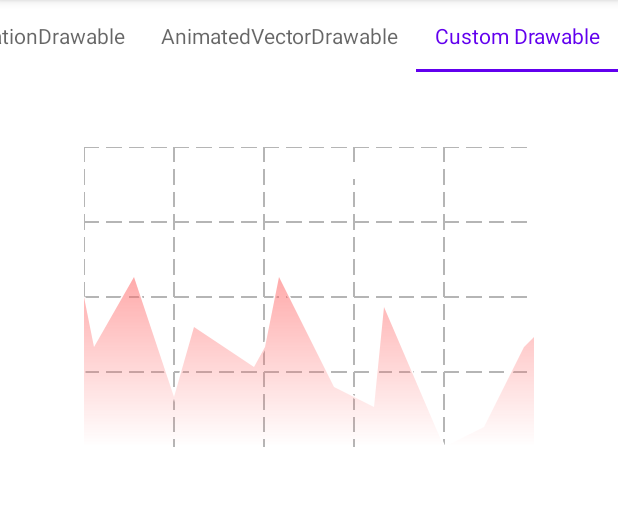
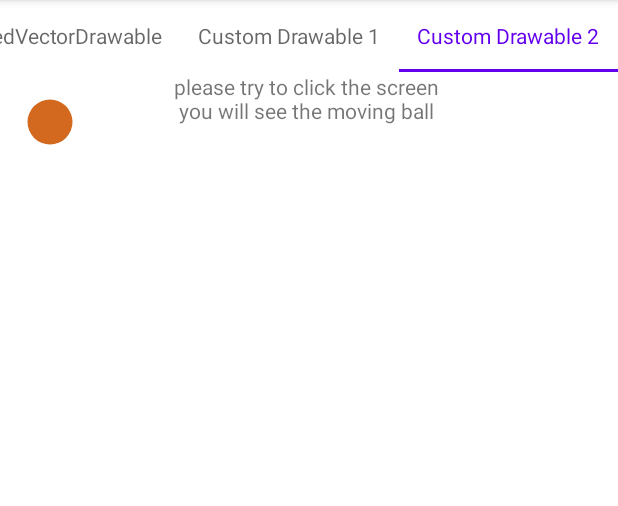
Before and after one commit to JereChen11/Drawable_Learning, an Android app: the screen it shows after launch (MainActivity), on a phone screen of 412 x 824 dp, the part 84-590 px from its top. Run offline under Robolectric (Android 15) with nearby library versions, the phone set to English and light mode, and no system bars.

Commit message:
add move ball

```diff
--- a/app/src/main/java/com/drawable/learning/MainActivity.kt
+++ b/app/src/main/java/com/drawable/learning/MainActivity.kt
@@ -5,6 +5,7 @@ import androidx.appcompat.app.AppCompatActivity
 import androidx.fragment.app.Fragment
 import androidx.fragment.app.FragmentActivity
 import androidx.viewpager2.adapter.FragmentStateAdapter
+import com.drawable.learning.custom.ball.MoveBallFragment
 import com.drawable.learning.custom.line_chart.LineChartFragment
 import com.drawable.learning.databinding.ActivityMainBinding
 import com.google.android.material.tabs.TabLayoutMediator
@@ -26,7 +27,8 @@ class MainActivity : AppCompatActivity() {
             getString(R.string.clip_drawable),
             getString(R.string.animation_drawable),
             getString(R.string.animated_vector_drawable),
-            getString(R.string.custom_drawable)
+            getString(R.string.custom_drawable_1),
+            getString(R.string.custom_drawable_2)
         )
     }
 
@@ -69,7 +71,8 @@ class MainActivity : AppCompatActivity() {
                     getString(R.string.clip_drawable) -> ClipDrawableFragment()
                     getString(R.string.animation_drawable) -> AnimationDrawableFragment()
                     getString(R.string.animated_vector_drawable) -> AnimatedVectorDrawableFragment()
-                    else -> LineChartFragment()
+                    getString(R.string.custom_drawable_1) -> LineChartFragment()
+                    else -> MoveBallFragment()
                 }
             }
 
--- /dev/null
+++ b/app/src/main/java/com/drawable/learning/custom/ball/BallDrawable.kt
@@ -0,0 +1,37 @@
+package com.drawable.learning.custom.ball
+
+import android.graphics.*
+import android.graphics.drawable.Drawable
+import com.drawable.learning.px
+
+class BallDrawable : Drawable() {
+    private val paint = Paint(Paint.ANTI_ALIAS_FLAG).apply {
+        style = Paint.Style.FILL
+        color = Color.parseColor("#D2691E")
+    }
+
+    override fun draw(canvas: Canvas) {
+        canvas.drawCircle(
+            bounds.width().toFloat() / 2,
+            bounds.height().toFloat() / 2,
+            15f.px,
+            paint
+        )
+    }
+
+    override fun setAlpha(alpha: Int) {
+        paint.alpha = alpha
+    }
+
+    override fun getOpacity(): Int {
+        return when (paint.alpha) {
+            0xff -> PixelFormat.OPAQUE
+            0x00 -> PixelFormat.TRANSPARENT
+            else -> PixelFormat.TRANSLUCENT
+        }
+    }
+
+    override fun setColorFilter(colorFilter: ColorFilter?) {
+        paint.colorFilter = colorFilter
+    }
+}
--- /dev/null
+++ b/app/src/main/java/com/drawable/learning/custom/ball/MoveBallFragment.kt
@@ -0,0 +1,15 @@
+package com.drawable.learning.custom.ball
+
+import com.drawable.learning.BaseFragment
+import com.drawable.learning.databinding.FragmentMoveBallBinding
+
+/**
+ * @author jere
+ */
+class MoveBallFragment : BaseFragment<FragmentMoveBallBinding>() {
+
+    override fun initView() {
+
+    }
+
+}
--- /dev/null
+++ b/app/src/main/java/com/drawable/learning/custom/ball/SiteFrameLayout.kt
@@ -0,0 +1,102 @@
+package com.drawable.learning.custom.ball
+
+import android.animation.ObjectAnimator
+import android.content.Context
+import android.graphics.Canvas
+import android.graphics.Color
+import android.graphics.Paint
+import android.graphics.Path
+import android.util.AttributeSet
+import android.view.MotionEvent
+import android.view.animation.AccelerateDecelerateInterpolator
+import android.widget.FrameLayout
+import android.widget.ImageView
+import com.drawable.learning.px
+
+class SiteFrameLayout(context: Context, attributeSet: AttributeSet?, defStyleAttr: Int) :
+    FrameLayout(context, attributeSet, defStyleAttr) {
+
+    constructor(context: Context) : this(context, null, 0)
+    constructor(context: Context, attributeSet: AttributeSet?) : this(context, attributeSet, 0)
+
+    private lateinit var ballContainerIv: ImageView
+    private val ballDrawable = BallDrawable()
+
+    private var rippleAlpha = 0
+    private var rippleRadius = 10f
+
+    private var touchEventX = 0f
+    private var touchEventY = 0f
+    private var lastTouchEventX = 0f
+    private var lastTouchEventY = 0f
+
+    private val ripplePaint = Paint(Paint.ANTI_ALIAS_FLAG).apply {
+        isDither = true
+        color = Color.RED
+        style = Paint.Style.STROKE
+        strokeWidth = 2f.px
+        alpha = rippleAlpha
+    }
+
+    init {
+        initView(context, attributeSet)
+    }
+
+    private fun initView(context: Context, attributeSet: AttributeSet?) {
+
+        ballContainerIv = ImageView(context).apply {
+            layoutParams = LayoutParams(100, 100)
+            setImageDrawable(ballDrawable)
+            //setBackgroundColor(Color.BLUE)
+        }
+
+        addView(ballContainerIv)
+        setWillNotDraw(false)
+    }
+
+    override fun onTouchEvent(event: MotionEvent?): Boolean {
+        lastTouchEventX = touchEventX
+        lastTouchEventY = touchEventY
+
+        event?.let {
+            touchEventX = it.x
+            touchEventY = it.y
+        }
+
+        ObjectAnimator.ofFloat(this, "rippleValue", 0f, 1f).apply {
+            duration = 1000
+            start()
+        }
+
+        val path = Path().apply {
+            moveTo(lastTouchEventX, lastTouchEventY)
+            quadTo(
+                lastTouchEventX,
+                lastTouchEventY,
+                touchEventX,
+                touchEventY
+            )
+        }
+
+        ObjectAnimator.ofFloat(ballContainerIv, "x", "y", path).apply {
+            duration = 1000
+            interpolator = AccelerateDecelerateInterpolator()
+            start()
+        }
+
+        return super.onTouchEvent(event)
+    }
+
+    fun setRippleValue(currentValue: Float) {
+        rippleRadius = currentValue * 30f.px
+        rippleAlpha = ((1 - currentValue) * 255).toInt()
+        invalidate()
+    }
+
+    override fun onDraw(canvas: Canvas?) {
+        super.onDraw(canvas)
+        ripplePaint.alpha = rippleAlpha
+        //draw ripple for click event
+        canvas?.drawCircle(touchEventX, touchEventY, rippleRadius, ripplePaint)
+    }
+}
--- /dev/null
+++ b/app/src/main/res/layout/fragment_move_ball.xml
@@ -0,0 +1,21 @@
+<?xml version="1.0" encoding="utf-8"?>
+<androidx.constraintlayout.widget.ConstraintLayout xmlns:android="http://schemas.android.com/apk/res/android"
+    xmlns:app="http://schemas.android.com/apk/res-auto"
+    xmlns:tools="http://schemas.android.com/tools"
+    android:layout_width="match_parent"
+    android:layout_height="match_parent"
+    tools:context=".custom.ball.MoveBallFragment">
+
+    <com.drawable.learning.custom.ball.SiteFrameLayout
+        android:layout_width="match_parent"
+        android:layout_height="match_parent" />
+
+    <TextView
+        android:layout_width="wrap_content"
+        android:layout_height="wrap_content"
+        android:text="@string/try_click_screen"
+        app:layout_constraintEnd_toEndOf="parent"
+        app:layout_constraintStart_toStartOf="parent"
+        app:layout_constraintTop_toTopOf="parent" />
+
+</androidx.constraintlayout.widget.ConstraintLayout>
--- a/app/src/main/res/values/strings.xml
+++ b/app/src/main/res/values/strings.xml
@@ -15,8 +15,11 @@
     <string name="animation_drawable">AnimationDrawable</string>
     <string name="inset_drawable">InsetDrawable</string>
     <string name="clip_drawable">ClipDrawable</string>
-    <string name="custom_drawable">Custom Drawable</string>
+    <string name="custom_drawable_1">Custom Drawable 1</string>
+    <string name="custom_drawable_2">Custom Drawable 2</string>
     <string name="line_chart">Line Chart</string>
+
+    <string name="try_click_screen">please try to click the screen \n you will see the moving ball</string>
 
     <string name="click_the_image">Click the image to see the effect</string>
 
```
Also changed, not shown: app/src/main/java/com/drawable/learning/custom/MyChartView.kt (deleted, +0 -23 lines).
